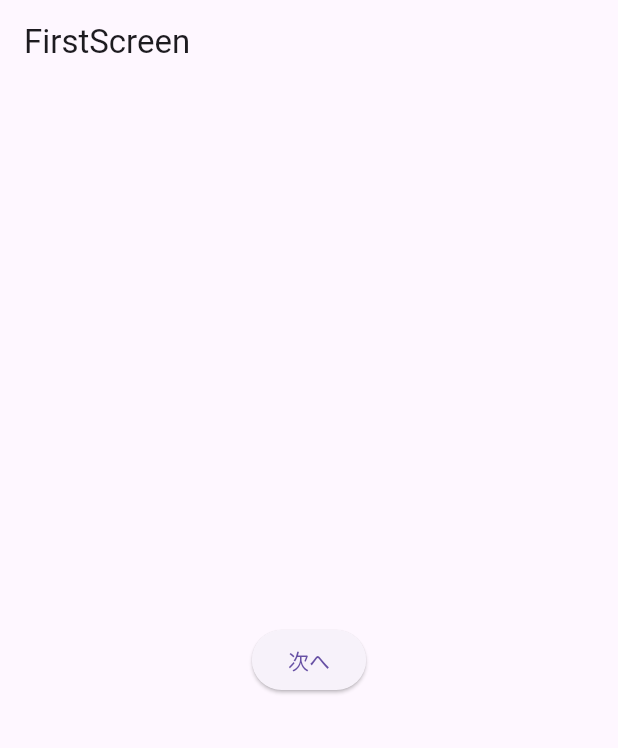
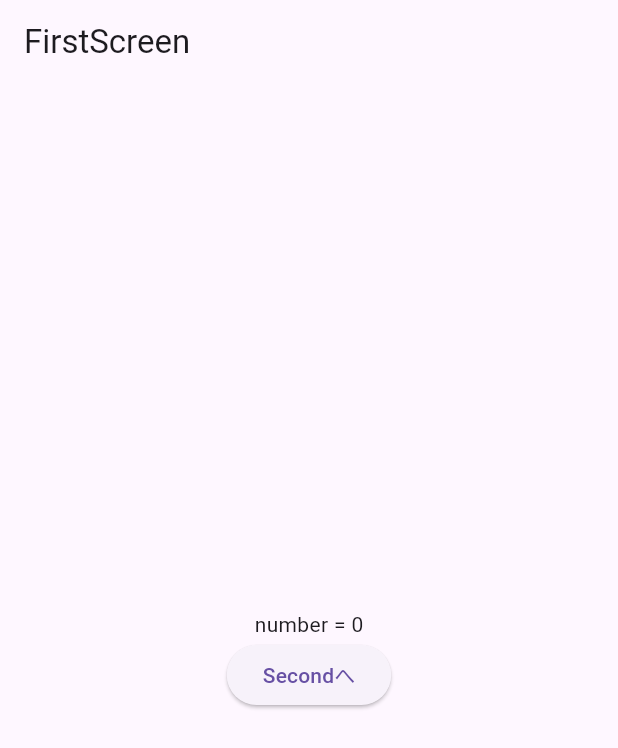
Before and after one commit to hide0621/flutter_sample_routing_ver1, a Flutter app: the screen it shows after launch, on a phone screen of 412 x 824 dp. Shown: the top 748 px of the screen. Run offline on Flutter 3.47's test engine with Material 3 defaults, Android fonts, the light colour scheme and no system bars.

Commit message:
画面間でのデータの受け渡しをして、画面遷移をしてみた

```diff
--- a/lib/main.dart
+++ b/lib/main.dart
@@ -7,27 +7,45 @@ void main() {
 }
 
 // アプリ起動時に表示されるFirstScreenウィジェット
-class FirstScreen extends StatelessWidget {
+class FirstScreen extends StatefulWidget {
   const FirstScreen({super.key});
 
   @override
+  State<StatefulWidget> createState() => _FirstScreenState();
+}
+
+class _FirstScreenState extends State<FirstScreen> {
+  int _number = 0;
+
+  @override
   Widget build(BuildContext context) {
-    // Scaffoldはマテリアルデザインの基本的なレイアウト構造を提供するウィジェット
     return Scaffold(
-      // AppBarは画面上部のヘッダー部分となるウィジェット
       appBar: AppBar(
         title: const Text('FirstScreen'),
       ),
       body: Center(
-        // ElevatedButtonはマテリアルデザインのボタンウィジェット
-        // MaterialPageRouteは実行するプラットフォームに適した画面遷移アニメーションを提供するRoute
-        child: ElevatedButton(
-          child: const Text('次へ'),
-          onPressed: () {
-            Navigator.of(context).push(MaterialPageRoute<void>(
-              builder: (_) => const SecondScreen(),
-            ));
-          },
+        child: Column(
+          mainAxisAlignment: MainAxisAlignment.center,
+          children: <Widget>[
+            Text(
+              'number = $_number',
+            ),
+            ElevatedButton(
+              onPressed: () async {
+                final newNumber = await Navigator.of(context).push<int>(
+                  MaterialPageRoute(
+                    builder: (_) => SecondScreen(number: _number),
+                  ),
+                );
+                setState(() {
+                  if (newNumber != null) {
+                    _number = newNumber;
+                  }
+                });
+              },
+              child: const Text('Secondへ'),
+            ),
+          ],
         ),
       ),
     );
@@ -36,20 +54,31 @@ class FirstScreen extends StatelessWidget {
 
 // 画面遷移先として用意したSecondScreenウィジェット
 class SecondScreen extends StatelessWidget {
-  const SecondScreen({super.key});
+  const SecondScreen({super.key, required this.number});
+
+  final int number;
 
   @override
   Widget build(BuildContext context) {
     return Scaffold(
         appBar: AppBar(
-          title: const Text('SecondScreen'),
+          title: const Text('IncrementScreen'),
         ),
         body: Center(
-            child: ElevatedButton(
-          child: const Text('戻る'),
-          onPressed: () {
-            Navigator.of(context).pop();
-          },
-        )));
+            child:
+                Column(mainAxisAlignment: MainAxisAlignment.center, children: [
+          ElevatedButton(
+            child: const Text('Increment'),
+            onPressed: () {
+              Navigator.of(context).pop(number + 1);
+            },
+          ),
+          ElevatedButton(
+            child: const Text('Decrement'),
+            onPressed: () {
+              Navigator.of(context).pop(number - 1);
+            },
+          ),
+        ])));
   }
 }
```
